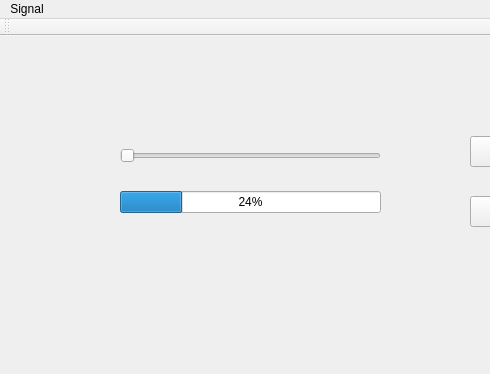
Before: the Qt Designer form 05-SignalandSlot/signalslot.ui in nadim144/Let-us-qt-qml, drawn with Qt 5; both pictures show x 0 to 490 and y 0 to 374 of the 800 by 374 pixel window.
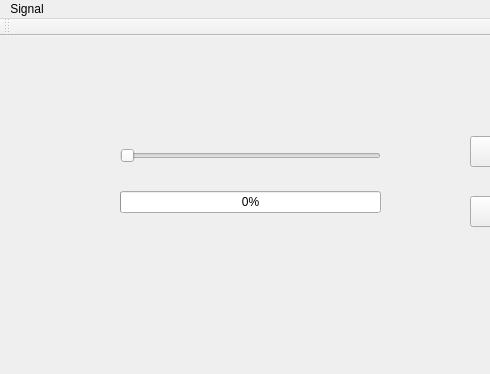
After: the same form once the commit is applied.

```diff
--- a/05-SignalandSlot/signalslot.ui
+++ b/05-SignalandSlot/signalslot.ui
@@ -34,7 +34,7 @@
      <item>
       <widget class="QProgressBar" name="progressBar_signalslot">
        <property name="value">
-        <number>24</number>
+        <number>0</number>
        </property>
       </widget>
      </item>
```
